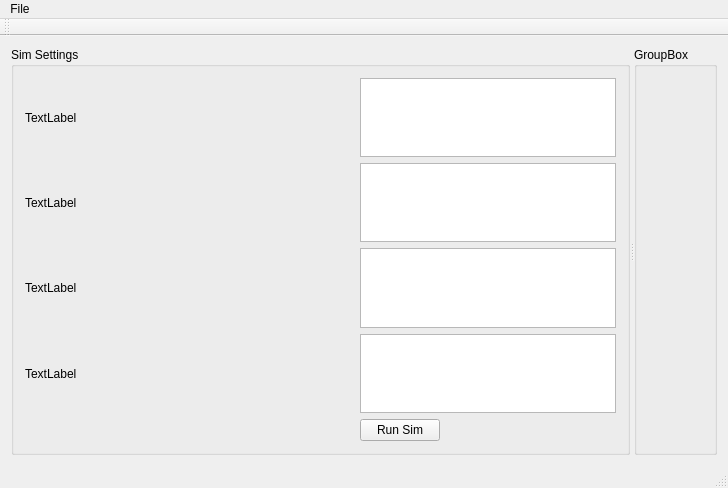
open-bldc/open-bldc-qsim, file mainwindow.ui: the form before one commit.
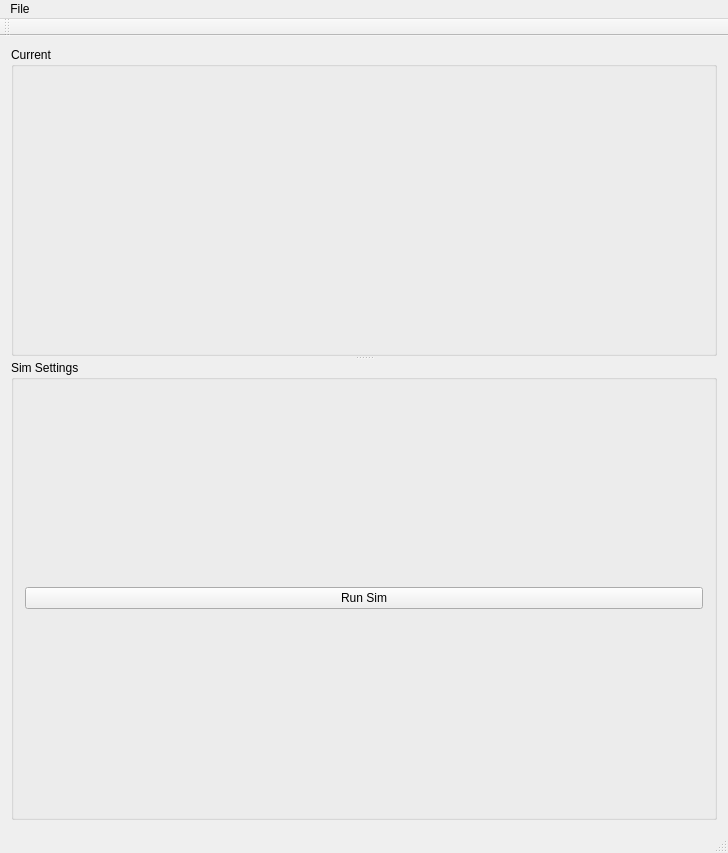
The form after the commit. Custom widgets are drawn as their Qt base class.

Commit message: Cleaned up the UI in preparation for actual controls.

Diff of the .ui file:
```diff
--- a/mainwindow.ui
+++ b/mainwindow.ui
@@ -7,7 +7,7 @@
     <x>0</x>
     <y>0</y>
     <width>728</width>
-    <height>488</height>
+    <height>853</height>
    </rect>
   </property>
   <property name="windowTitle">
@@ -20,7 +20,7 @@
      <verstretch>0</verstretch>
     </sizepolicy>
    </property>
-   <layout class="QGridLayout" name="gridLayout_3">
+   <layout class="QGridLayout" name="gridLayout_2">
     <item row="0" column="0">
      <widget class="QSplitter" name="splitter">
       <property name="sizePolicy">
@@ -30,11 +30,58 @@
        </sizepolicy>
       </property>
       <property name="orientation">
-       <enum>Qt::Horizontal</enum>
+       <enum>Qt::Vertical</enum>
       </property>
+      <widget class="QGroupBox" name="groupBox">
+       <property name="sizePolicy">
+        <sizepolicy hsizetype="Expanding" vsizetype="Preferred">
+         <horstretch>0</horstretch>
+         <verstretch>0</verstretch>
+        </sizepolicy>
+       </property>
+       <property name="minimumSize">
+        <size>
+         <width>0</width>
+         <height>0</height>
+        </size>
+       </property>
+       <property name="baseSize">
+        <size>
+         <width>0</width>
+         <height>0</height>
+        </size>
+       </property>
+       <property name="title">
+        <string>Current</string>
+       </property>
+       <layout class="QGridLayout" name="gridLayout">
+        <item row="0" column="0">
+         <widget class="SignalPlot" name="signalPlot" native="true">
+          <property name="sizePolicy">
+           <sizepolicy hsizetype="Expanding" vsizetype="Expanding">
+            <horstretch>0</horstretch>
+            <verstretch>0</verstretch>
+           </sizepolicy>
+          </property>
+          <property name="minimumSize">
+           <size>
+            <width>0</width>
+            <height>0</height>
+           </size>
+          </property>
+          <property name="baseSize">
+           <size>
+            <width>0</width>
+            <height>0</height>
+           </size>
+          </property>
+         </widget>
+        </item>
+       </layout>
+      </widget>
       <widget class="QGroupBox" name="simSettingsGroupBox">
        <property name="sizePolicy">
-        <sizepolicy hsizetype="Preferred" vsizetype="Preferred">
+        <sizepolicy hsizetype="Maximum" vsizetype="Preferred">
          <horstretch>0</horstretch>
          <verstretch>0</verstretch>
         </sizepolicy>
@@ -54,85 +101,11 @@
        <property name="title">
         <string>Sim Settings</string>
        </property>
-       <layout class="QGridLayout" name="gridLayout">
+       <layout class="QGridLayout" name="gridLayout_3">
         <item row="0" column="0">
-         <widget class="QLabel" name="label">
-          <property name="text">
-           <string>TextLabel</string>
-          </property>
-         </widget>
-        </item>
-        <item row="0" column="1">
-         <widget class="QTextEdit" name="textEdit">
-          <property name="sizePolicy">
-           <sizepolicy hsizetype="Preferred" vsizetype="Preferred">
-            <horstretch>0</horstretch>
-            <verstretch>0</verstretch>
-           </sizepolicy>
-          </property>
-         </widget>
-        </item>
-        <item row="1" column="0">
-         <widget class="QLabel" name="label_2">
-          <property name="sizePolicy">
-           <sizepolicy hsizetype="MinimumExpanding" vsizetype="Preferred">
-            <horstretch>0</horstretch>
-            <verstretch>0</verstretch>
-           </sizepolicy>
-          </property>
-          <property name="text">
-           <string>TextLabel</string>
-          </property>
-         </widget>
-        </item>
-        <item row="1" column="1">
-         <widget class="QTextEdit" name="textEdit_2">
-          <property name="sizePolicy">
-           <sizepolicy hsizetype="Preferred" vsizetype="Preferred">
-            <horstretch>0</horstretch>
-            <verstretch>0</verstretch>
-           </sizepolicy>
-          </property>
-         </widget>
-        </item>
-        <item row="2" column="0">
-         <widget class="QLabel" name="label_3">
-          <property name="text">
-           <string>TextLabel</string>
-          </property>
-         </widget>
-        </item>
-        <item row="2" column="1">
-         <widget class="QTextEdit" name="textEdit_3">
-          <property name="sizePolicy">
-           <sizepolicy hsizetype="Preferred" vsizetype="Preferred">
-            <horstretch>0</horstretch>
-            <verstretch>0</verstretch>
-           </sizepolicy>
-          </property>
-         </widget>
-        </item>
-        <item row="3" column="0">
-         <widget class="QLabel" name="label_4">
-          <property name="text">
-           <string>TextLabel</string>
-          </property>
-         </widget>
-        </item>
-        <item row="3" column="1">
-         <widget class="QTextEdit" name="textEdit_4">
-          <property name="sizePolicy">
-           <sizepolicy hsizetype="Preferred" vsizetype="Preferred">
-            <horstretch>0</horstretch>
-            <verstretch>0</verstretch>
-           </sizepolicy>
-          </property>
-         </widget>
-        </item>
-        <item row="4" column="1">
          <widget class="QPushButton" name="runSimButton">
           <property name="sizePolicy">
-           <sizepolicy hsizetype="Maximum" vsizetype="Fixed">
+           <sizepolicy hsizetype="Preferred" vsizetype="Fixed">
             <horstretch>0</horstretch>
             <verstretch>0</verstretch>
            </sizepolicy>
@@ -144,53 +117,6 @@
         </item>
        </layout>
       </widget>
-      <widget class="QGroupBox" name="groupBox">
-       <property name="sizePolicy">
-        <sizepolicy hsizetype="Expanding" vsizetype="Preferred">
-         <horstretch>0</horstretch>
-         <verstretch>0</verstretch>
-        </sizepolicy>
-       </property>
-       <property name="minimumSize">
-        <size>
-         <width>0</width>
-         <height>0</height>
-        </size>
-       </property>
-       <property name="baseSize">
-        <size>
-         <width>0</width>
-         <height>0</height>
-        </size>
-       </property>
-       <property name="title">
-        <string>GroupBox</string>
-       </property>
-       <layout class="QGridLayout" name="gridLayout_2" columnstretch="0">
-        <item row="0" column="0">
-         <widget class="SignalPlot" name="signalPlot" native="true">
-          <property name="sizePolicy">
-           <sizepolicy hsizetype="Preferred" vsizetype="Preferred">
-            <horstretch>0</horstretch>
-            <verstretch>0</verstretch>
-           </sizepolicy>
-          </property>
-          <property name="minimumSize">
-           <size>
-            <width>0</width>
-            <height>0</height>
-           </size>
-          </property>
-          <property name="baseSize">
-           <size>
-            <width>0</width>
-            <height>0</height>
-           </size>
-          </property>
-         </widget>
-        </item>
-       </layout>
-      </widget>
      </widget>
     </item>
    </layout>
```
Left out of the diff: 6 changed lines with no effect on the pictures.
